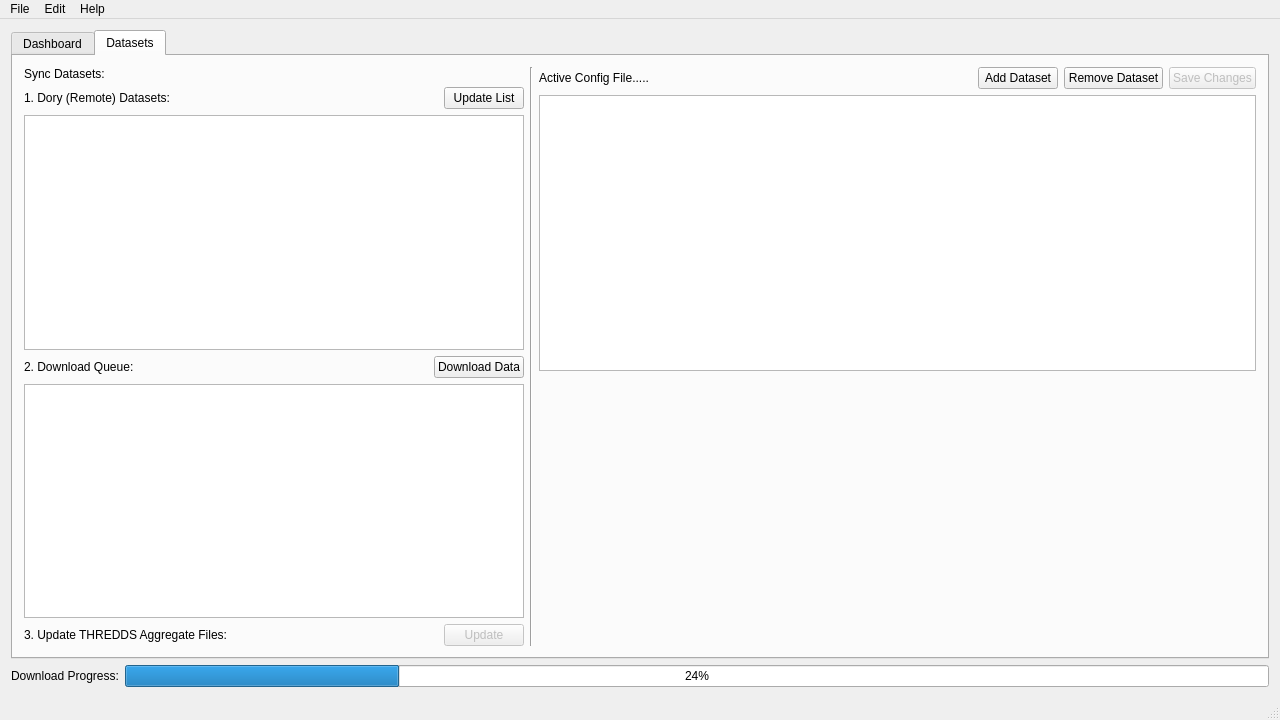
DFO-Ocean-Navigator/Navigator2Go, file Config_Tool/mainwindow.ui: the form before one commit.
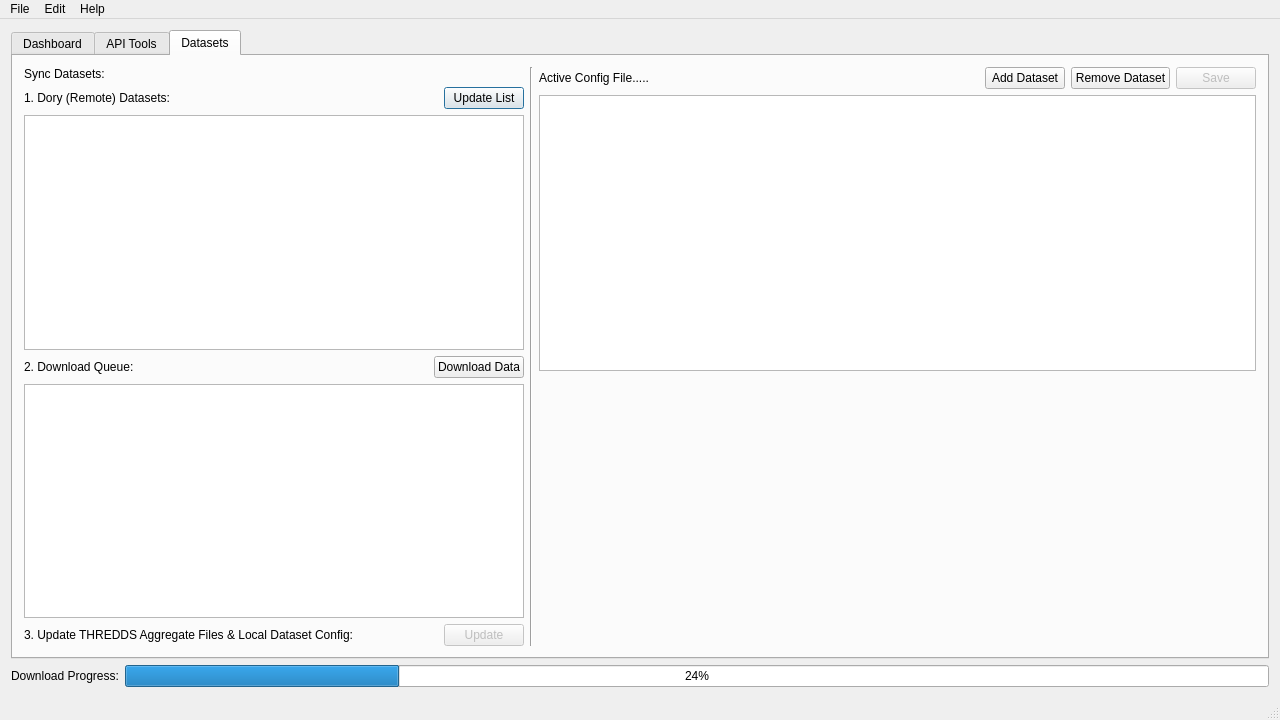
The form after the commit. The open tabs and pages were chosen to show the change. Icons and pictures are not drawn.

What changed in the file:
```diff
--- a/Config_Tool/mainwindow.ui
+++ b/Config_Tool/mainwindow.ui
@@ -206,6 +206,15 @@
         </item>
        </layout>
       </widget>
+      <widget class="QWidget" name="apitools">
+       <attribute name="icon">
+        <iconset resource="resources.qrc">
+         <normaloff>:/icons/icons/wrench.png</normaloff>:/icons/icons/wrench.png</iconset>
+       </attribute>
+       <attribute name="title">
+        <string>API Tools</string>
+       </attribute>
+      </widget>
       <widget class="QWidget" name="datasets">
        <property name="sizePolicy">
         <sizepolicy hsizetype="Expanding" vsizetype="Expanding">
@@ -267,6 +276,9 @@
                <iconset resource="resources.qrc">
                 <normaloff>:/icons/icons/sync.png</normaloff>:/icons/icons/sync.png</iconset>
               </property>
+              <property name="default">
+               <bool>true</bool>
+              </property>
              </widget>
             </item>
            </layout>
@@ -367,7 +379,7 @@
             <item>
              <widget class="QLabel" name="label_6">
               <property name="text">
-               <string>3. Update THREDDS Aggregate Files:</string>
+               <string>3. Update THREDDS Aggregate Files &amp; Local Dataset Config:</string>
               </property>
              </widget>
             </item>
@@ -470,7 +482,7 @@
                <bool>false</bool>
               </property>
               <property name="text">
-               <string>Save Changes</string>
+               <string>Save</string>
               </property>
               <property name="icon">
                <iconset resource="resources.qrc">
```
Left out of the diff: 4 changed lines with no effect on the pictures.
